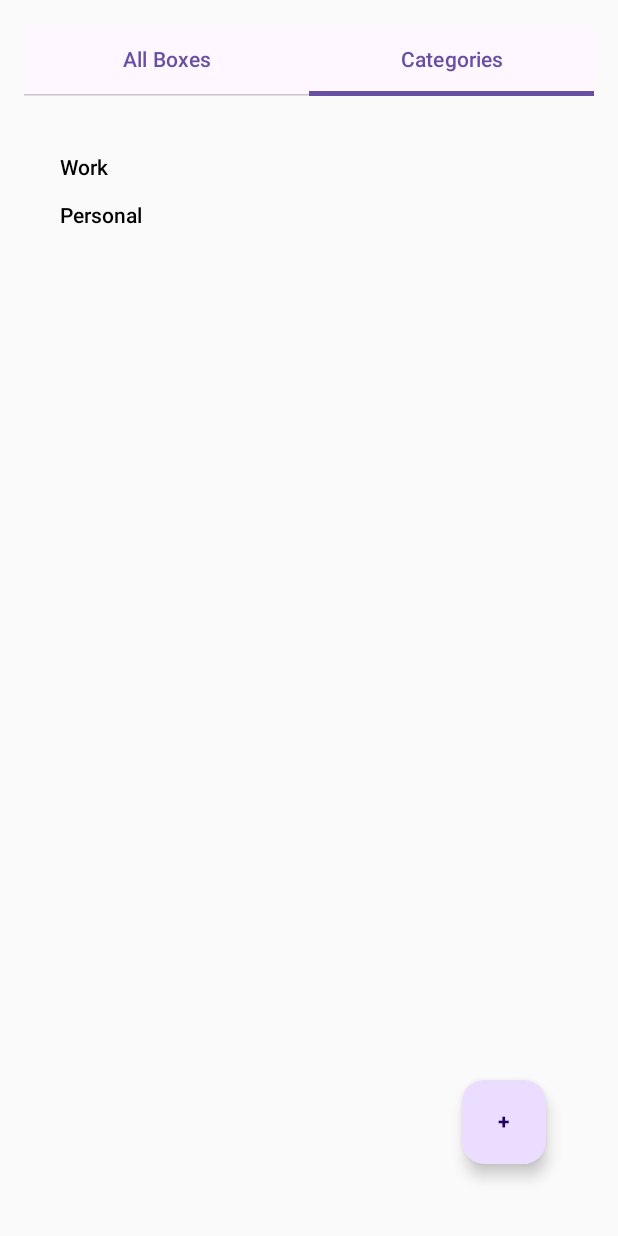
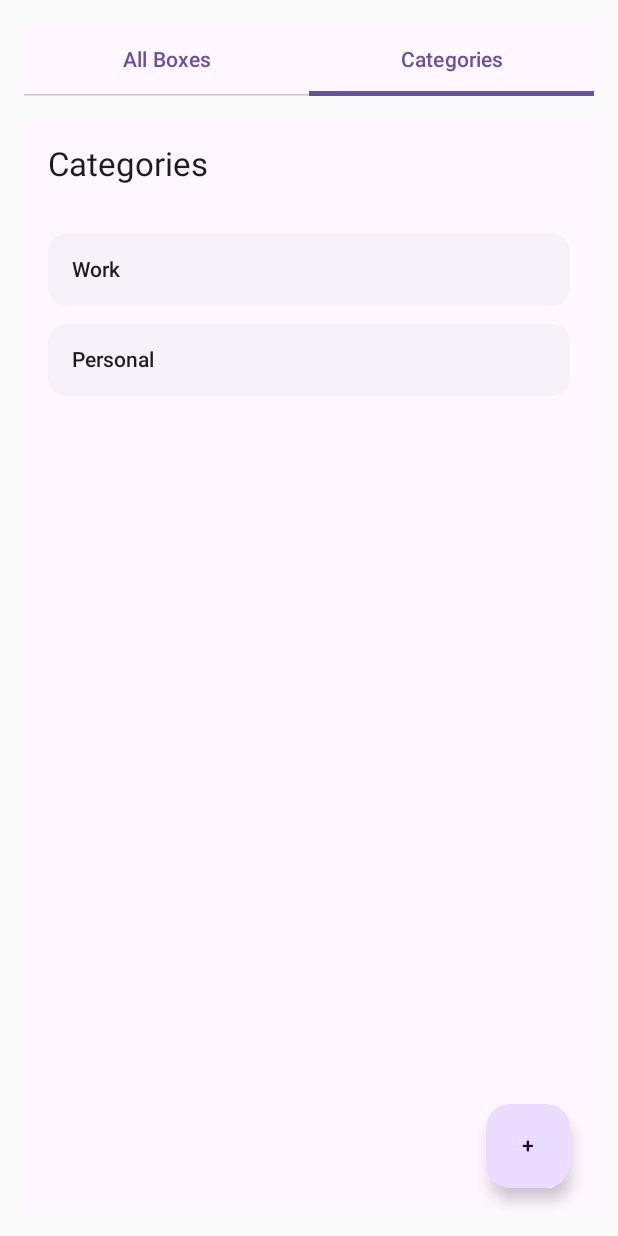
Before and after one commit to danish-a-05/Boxtrakr, an Android app built with Jetpack Compose: the screen it shows after launch (MainActivity), tab 2 chosen, on a phone screen of 412 x 824 dp. Run offline under Robolectric (Android 15) with nearby library versions, the phone set to English and light mode, and no system bars; our stand-ins replace Room's generated code.

Commit message:
Updated UI

```diff
--- a/app/src/main/java/com/example/boxtrakr/screen/AllBoxesScreen.kt
+++ b/app/src/main/java/com/example/boxtrakr/screen/AllBoxesScreen.kt
@@ -11,6 +11,7 @@ import androidx.compose.ui.text.font.FontWeight
 import androidx.compose.ui.unit.dp
 import com.example.boxtrakr.domain.Box
 
+@OptIn(ExperimentalMaterial3Api::class)
 @Composable
 fun AllBoxesScreen(
     allBoxes: MutableList<Box>,
@@ -18,40 +19,50 @@ fun AllBoxesScreen(
 ) {
     var searchText by remember { mutableStateOf("") }
 
-    Column(modifier = Modifier.fillMaxSize()) {
-        // Search bar at the top
-        OutlinedTextField(
-            value = searchText,
-            onValueChange = { searchText = it },
-            modifier = Modifier
-                .fillMaxWidth()
-                .padding(8.dp),
-            placeholder = { Text("Search boxes") }
-        )
+    Scaffold(
+        topBar = {
+            Column(Modifier.padding(16.dp)) {
+                Text("All Boxes", style = MaterialTheme.typography.titleLarge)
+                Spacer(Modifier.height(8.dp))
 
-        Spacer(modifier = Modifier.height(16.dp))
-
+                OutlinedTextField(
+                    value = searchText,
+                    onValueChange = { searchText = it },
+                    modifier = Modifier.fillMaxWidth(),
+                    placeholder = { Text("Search boxes") },
+                    singleLine = true
+                )
+            }
+        }
+    ) { inner ->
         val filteredBoxes = if (searchText.isBlank()) allBoxes else allBoxes.filter {
             it.name.contains(searchText, ignoreCase = true)
         }
 
         if (filteredBoxes.isEmpty()) {
-            Text("No Boxes yet.", modifier = Modifier.padding(8.dp))
+            Text(
+                "No boxes available.",
+                modifier = Modifier.padding(16.dp)
+            )
         } else {
-            LazyColumn {
+            LazyColumn(
+                Modifier
+                    .padding(inner)
+                    .padding(16.dp),
+                verticalArrangement = Arrangement.spacedBy(12.dp)
+            ) {
                 items(filteredBoxes) { box ->
-                    Column(
+                    ElevatedCard(
                         modifier = Modifier
                             .fillMaxWidth()
-                            .padding(8.dp)
                             .clickable { onBoxClick(box) }
                     ) {
-                        Text(box.name, fontWeight = FontWeight.Bold)
-                        box.contents.forEach { c ->
-                            Text("- ${c.name} x${c.quantity}")
-                        }
+                        Text(
+                            text = box.name,
+                            modifier = Modifier.padding(16.dp),
+                            fontWeight = FontWeight.Bold
+                        )
                     }
-                    HorizontalDivider()
                 }
             }
         }
--- a/app/src/main/java/com/example/boxtrakr/screen/CategoriesScreen.kt
+++ b/app/src/main/java/com/example/boxtrakr/screen/CategoriesScreen.kt
@@ -2,34 +2,46 @@ package com.example.boxtrakr.screen
 
 import androidx.compose.foundation.clickable
 import androidx.compose.foundation.layout.*
-import androidx.compose.foundation.shape.RoundedCornerShape
 import androidx.compose.material3.*
 import androidx.compose.runtime.*
-import androidx.compose.ui.Alignment
 import androidx.compose.ui.Modifier
 import androidx.compose.ui.text.font.FontWeight
 import androidx.compose.ui.unit.dp
 import com.example.boxtrakr.domain.*
 
+@OptIn(ExperimentalMaterial3Api::class)
 @Composable
 fun CategoriesScreen(
     categories: MutableList<Category>,
     allBoxes: MutableList<Box>,
     onBoxClick: (Box) -> Unit,
-    onAddCategory: (String) -> Unit,      // new callback
-    onAddBox: (String, String) -> Unit,    // new callback: categoryName, boxName
+    onAddCategory: (String) -> Unit,
+    onAddBox: (String, String) -> Unit,
     onAddBoxContent: (String, String, Int) -> Unit
 ) {
-    var showDialog by remember { mutableStateOf(false) }
-    var newCategory by remember { mutableStateOf("") }
     var selectedCategory by remember { mutableStateOf<Category?>(null) }
+    var showAddCatDialog by remember { mutableStateOf(false) }
+    var showAddBoxDialog by remember { mutableStateOf(false) }
+    var newCategoryName by remember { mutableStateOf("") }
 
-    var showAddBoxDialog by remember { mutableStateOf(false) }
-    var newBoxName by remember { mutableStateOf("") }
-    val newBoxContents = remember { mutableStateListOf<BoxContent>() }
-
-    Box(modifier = Modifier.fillMaxSize().padding(16.dp)) {
-
+    Scaffold(
+        topBar = {
+            Text(
+                "Categories",
+                modifier = Modifier.padding(16.dp),
+                style = MaterialTheme.typography.titleLarge
+            )
+        },
+        floatingActionButton = {
+            FloatingActionButton(
+                onClick = {
+                    if (selectedCategory == null) showAddCatDialog = true
+                    else showAddBoxDialog = true
+                }
+            ) { Text("+") }
+        }
+    ) { inner ->
+        Box(Modifier.padding(inner).padding(16.dp)) {
             if (selectedCategory != null) {
                 CategoryDetailScreen(
                     category = selectedCategory!!,
@@ -38,64 +50,68 @@ fun CategoriesScreen(
                     onBoxClick = onBoxClick
                 )
             } else {
-            Column(modifier = Modifier.align(Alignment.TopStart)) {
+                Column(verticalArrangement = Arrangement.spacedBy(12.dp)) {
                     categories.forEach { category ->
+                        ElevatedCard(
+                            modifier = Modifier
+                                .fillMaxWidth()
+                                .clickable { selectedCategory = category }
+                        ) {
                             Text(
-                        text = category.name,
-                        modifier = Modifier.padding(8.dp).clickable { selectedCategory = category },
+                                category.name,
+                                modifier = Modifier.padding(16.dp),
                                 fontWeight = FontWeight.Medium
                             )
                         }
                     }
                 }
+            }
+        }
+    }
 
-        FloatingActionButton(
-            onClick = {
-                if (selectedCategory != null) {
-                    showAddBoxDialog = true
-                    newBoxName = ""
-                    newBoxContents.clear()
-                } else {
-                    showDialog = true
+    if (showAddCatDialog) {
+        AlertDialog(
+            onDismissRequest = { showAddCatDialog = false },
+            title = { Text("New Category") },
+            text = {
+                OutlinedTextField(
+                    value = newCategoryName,
+                    onValueChange = { newCategoryName = it },
+                    label = { Text("Category Name") }
+                )
+            },
+            confirmButton = {
+                TextButton(onClick = {
+                    val name = newCategoryName.trim()
+                    if (name.isNotEmpty()) {
+                        categories.add(Category(name))
+                        onAddCategory(name)
                     }
+                    newCategoryName = ""
+                    showAddCatDialog = false
+                }) { Text("Add") }
             },
-            shape = RoundedCornerShape(15.dp),
-            modifier = Modifier.align(Alignment.BottomEnd).padding(16.dp)
-        ) { Text("+", fontWeight = FontWeight.Bold) }
+            dismissButton = {
+                TextButton(onClick = { showAddCatDialog = false }) {
+                    Text("Cancel")
+                }
+            }
+        )
+    }
 
     if (showAddBoxDialog) {
         AddBoxDialog(
             showDialog = showAddBoxDialog,
             onDismiss = { showAddBoxDialog = false },
             onAdd = { box ->
-                    // Persist box first
                 onAddBox(selectedCategory!!.name, box.name)
-
-                    // Persist the contents immediately
                 box.contents.forEach { content ->
                     onAddBoxContent(box.name, content.name, content.quantity)
                 }
-
-                    // Add to local state so UI updates immediately
-                    selectedCategory?.boxes?.add(box)
-                    allBoxes.add(0, box)
-
+                selectedCategory!!.boxes.add(box)
+                allBoxes.add(box)
                 showAddBoxDialog = false
-                }
-            )
-
-        }
-
-        if (showDialog) {
-            AddCategoryDialog(
-                showDialog = showDialog,
-                onDismiss = { showDialog = false },
-                onAdd = { name ->
-                    categories.add(Category(name))
-                    onAddCategory(name)  // save to Room
-                    showDialog = false
             }
         )
     }
 }
-}
```
Also changed, not shown: app/src/main/java/com/example/boxtrakr/screen/BoxDetailScreen.kt (+61 -46 lines), app/src/main/java/com/example/boxtrakr/screen/CategoryDetailScreen.kt (+43 -19 lines). Lines whose indentation alone changed are shown as unchanged.
